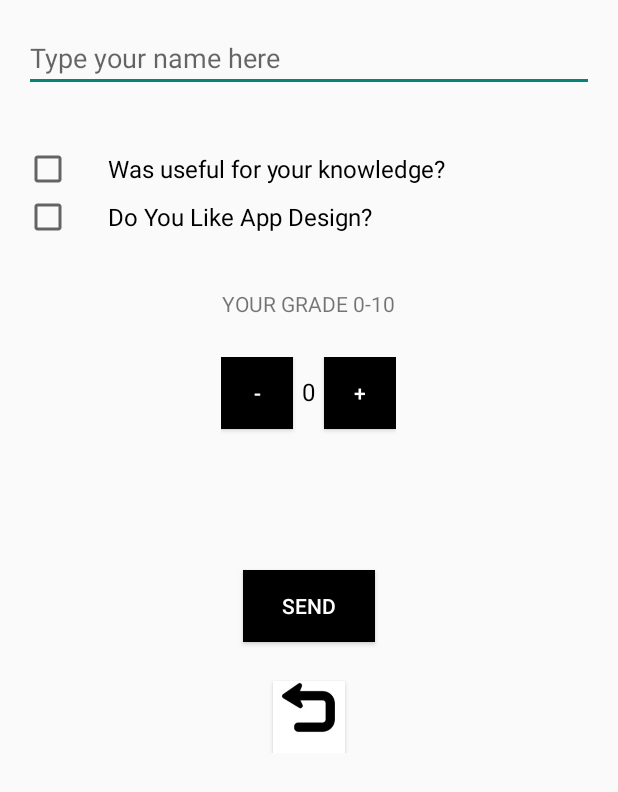
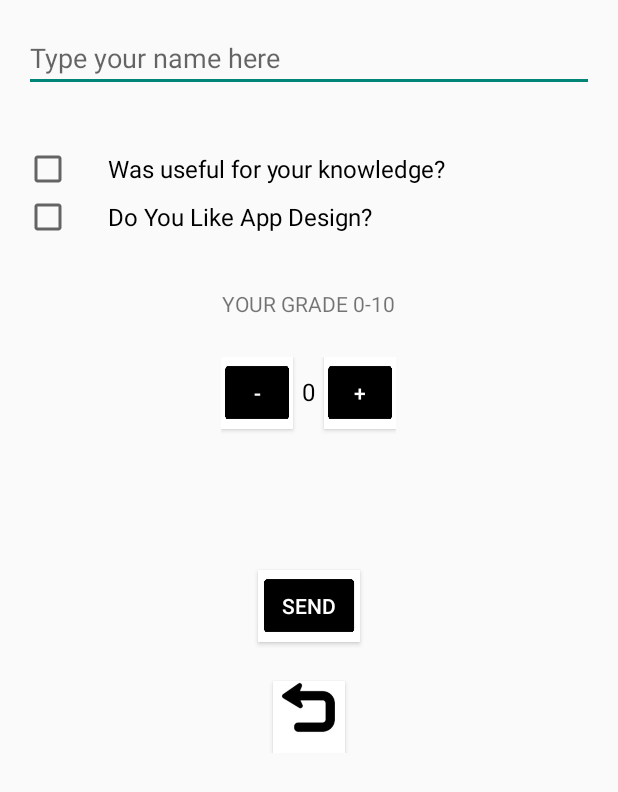
Before and after one commit to Paeswill/ThingsFive, an Android app: the layout email.xml on its own in the app's theme, with its tools: preview values and no code run, on a phone screen of 412 x 824 dp. Shown: the top 792 px of the screen. Run offline under Robolectric (Android 15) with nearby library versions, the phone set to English and light mode, and no system bars.

Commit message:
Commit Final

```diff
--- a/app/src/main/java/com/example/android/thingsfive/MainActivity.java
+++ b/app/src/main/java/com/example/android/thingsfive/MainActivity.java
@@ -157,7 +157,7 @@ public class MainActivity extends AppCompatActivity{
         priceMessage += "\nuseful? " + hasknowedge;
         priceMessage += "\nLike Design? " + hasDesign;
         priceMessage += "\nApp Grade : " + quantity ;
-        priceMessage += "\nTotal $" + price;
+
         priceMessage += "\nThanks for Use!";
         return priceMessage;
     }
--- a/app/src/main/res/layout/activity_main.xml
+++ b/app/src/main/res/layout/activity_main.xml
@@ -96,7 +96,7 @@
         android:id="@+id/emailpage"
         android:onClick="sendemail"
         android:layout_gravity="center_horizontal"
-        android:background="#000000"
+        android:background="@drawable/bfeedback"
         android:textColor="#FFF"/>
 </LinearLayout>
     </ScrollView>
--- a/app/src/main/res/layout/email.xml
+++ b/app/src/main/res/layout/email.xml
@@ -1,6 +1,5 @@
 <?xml version="1.0" encoding="utf-8"?>
 <ScrollView
-
     xmlns:android="http://schemas.android.com/apk/res/android"
     xmlns:tools="http://schemas.android.com/tools"
     android:layout_width="match_parent"
@@ -9,7 +8,6 @@
 
 
     <LinearLayout
-
         android:orientation="vertical"
         android:layout_width="match_parent"
         android:layout_height="match_parent"
@@ -77,7 +75,7 @@
                 android:text="-"
                 android:onClick="decrement"
                 android:layout_marginRight="6dp"
-                android:background="#000000"
+                android:background="@drawable/bfeedback"
                 android:textColor="#ffffff" />
 
 
@@ -96,7 +94,7 @@
                 android:layout_height="48dp"
                 android:layout_marginBottom="16dp"
                 android:text="+"
-                android:background="#000000"
+                android:background="@drawable/bfeedback"
                 android:textColor="#ffffff"
                 android:onClick="increment"
                 android:layout_marginLeft="6dp"
@@ -117,13 +115,13 @@
             />
 
         <Button
-            android:layout_width="wrap_content"
-            android:layout_height="wrap_content"
+            android:layout_width="68dp"
+            android:layout_height="48dp"
             android:layout_marginBottom="26dp"
             android:layout_gravity="center"
             android:text="Send"
             android:onClick="submitOrder"
-            android:background="#000000"
+            android:background="@drawable/bfeedback"
             android:textColor="#ffffff" />
 
         <Button
```
Also changed, not shown: app/src/main/res/drawable/bfeedback.jpg (added).
